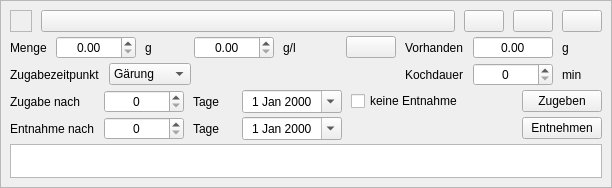
Qt form kleiner-brauhelfer/widgets/wdgweiterezutatgabe.ui (kleiner-brauhelfer/kleiner-brauhelfer-2) before a commit.
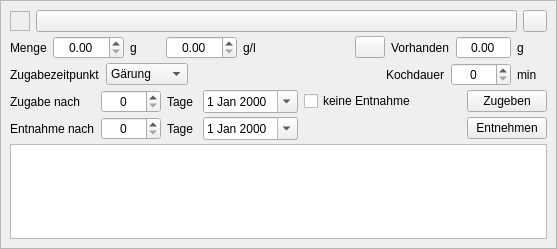
The same form after that commit. Icons and pictures are not drawn. Custom widgets are drawn as their Qt base class.

Diff of the .ui file:
```diff
--- a/kleiner-brauhelfer/widgets/wdgweiterezutatgabe.ui
+++ b/kleiner-brauhelfer/widgets/wdgweiterezutatgabe.ui
@@ -6,8 +6,8 @@
    <rect>
     <x>0</x>
     <y>0</y>
-    <width>612</width>
-    <height>188</height>
+    <width>557</width>
+    <height>249</height>
    </rect>
   </property>
   <property name="autoFillBackground">
@@ -41,20 +41,20 @@
       <item>
        <layout class="QHBoxLayout" name="horizontalLayout_7">
         <property name="spacing">
-         <number>9</number>
+         <number>6</number>
         </property>
         <item>
          <widget class="QFrame" name="frameColor">
           <property name="minimumSize">
            <size>
-            <width>22</width>
-            <height>22</height>
+            <width>20</width>
+            <height>20</height>
            </size>
           </property>
           <property name="maximumSize">
            <size>
-            <width>22</width>
-            <height>22</height>
+            <width>20</width>
+            <height>20</height>
            </size>
           </property>
           <property name="focusPolicy">
@@ -81,24 +81,26 @@
           </property>
          </widget>
         </item>
-        <item>
-         <widget class="QPushButton" name="btnNachOben">
-          <property name="icon">
-           <iconset resource="../images.qrc">
-            <normaloff>:/images/nach_oben.svg</normaloff>:/images/nach_oben.svg</iconset>
-          </property>
-         </widget>
-        </item>
-        <item>
-         <widget class="QPushButton" name="btnNachUnten">
-          <property name="icon">
-           <iconset resource="../images.qrc">
-            <normaloff>:/images/nach_unten.svg</normaloff>:/images/nach_unten.svg</iconset>
-          </property>
-         </widget>
-        </item>
         <item>
          <widget class="QPushButton" name="btnLoeschen">
+          <property name="sizePolicy">
+           <sizepolicy hsizetype="Fixed" vsizetype="Fixed">
+            <horstretch>0</horstretch>
+            <verstretch>0</verstretch>
+           </sizepolicy>
+          </property>
+          <property name="minimumSize">
+           <size>
+            <width>24</width>
+            <height>22</height>
+           </size>
+          </property>
+          <property name="maximumSize">
+           <size>
+            <width>24</width>
+            <height>22</height>
+           </size>
+          </property>
           <property name="toolTip">
            <string>&lt;html&gt;&lt;head/&gt;&lt;body&gt;&lt;p&gt;Mit diesem Button wird die Weitere Zutat links aus dem Rezept gelöscht.&lt;/p&gt;&lt;p&gt;&lt;span style=&quot; font-weight:600; color:#fc0107;&quot;&gt;Achtung: &lt;/span&gt;Dies kann nicht rückgängig gemacht werden, es sei denn man beendet das Programm und bestätigt dabei, dass alle Änderungen der Sitzung verworfen werden. Die Zutat bleibt in der Rohstoffliste erhalten.&lt;br/&gt;&lt;/p&gt;&lt;/body&gt;&lt;/html&gt;</string>
           </property>
@@ -106,6 +108,12 @@
            <iconset resource="../images.qrc">
             <normaloff>:/images/close_button.svg</normaloff>:/images/close_button.svg</iconset>
           </property>
+          <property name="iconSize">
+           <size>
+            <width>25</width>
+            <height>16</height>
+           </size>
+          </property>
          </widget>
         </item>
        </layout>
@@ -113,7 +121,7 @@
       <item>
        <layout class="QHBoxLayout" name="horizontalLayout_8">
         <property name="spacing">
-         <number>9</number>
+         <number>6</number>
         </property>
         <item>
          <widget class="QLabel" name="label_3">
@@ -126,7 +134,7 @@
          <widget class="DoubleSpinBox" name="tbMengeTotal">
           <property name="minimumSize">
            <size>
-            <width>80</width>
+            <width>50</width>
             <height>0</height>
            </size>
           </property>
@@ -154,7 +162,7 @@
          <widget class="QLabel" name="lblEinheit">
           <property name="minimumSize">
            <size>
-            <width>40</width>
+            <width>30</width>
             <height>0</height>
            </size>
           </property>
@@ -167,7 +175,7 @@
          <widget class="DoubleSpinBox" name="tbMenge">
           <property name="minimumSize">
            <size>
-            <width>80</width>
+            <width>60</width>
             <height>0</height>
            </size>
           </property>
@@ -195,7 +203,7 @@
          <widget class="QLabel" name="lblEinheitProLiter">
           <property name="minimumSize">
            <size>
-            <width>40</width>
+            <width>30</width>
             <height>0</height>
            </size>
           </property>
@@ -221,14 +229,14 @@
          <widget class="QPushButton" name="btnAufbrauchen">
           <property name="minimumSize">
            <size>
-            <width>50</width>
-            <height>0</height>
+            <width>30</width>
+            <height>22</height>
            </size>
           </property>
           <property name="maximumSize">
            <size>
-            <width>50</width>
-            <height>16777215</height>
+            <width>30</width>
+            <height>22</height>
            </size>
           </property>
           <property name="toolTip">
@@ -251,7 +259,7 @@
          <widget class="DoubleSpinBox" name="tbVorhanden">
           <property name="minimumSize">
            <size>
-            <width>80</width>
+            <width>50</width>
             <height>0</height>
            </size>
           </property>
@@ -279,7 +287,7 @@
          <widget class="QLabel" name="lblEinheit2">
           <property name="minimumSize">
            <size>
-            <width>40</width>
+            <width>30</width>
             <height>0</height>
            </size>
           </property>
@@ -294,7 +302,7 @@
        <widget class="QWidget" name="wdgZugabezeitpunkt" native="true">
         <layout class="QHBoxLayout" name="horizontalLayout_9">
          <property name="spacing">
-          <number>9</number>
+          <number>6</number>
          </property>
          <property name="leftMargin">
           <number>0</number>
@@ -354,7 +362,7 @@
           <widget class="QWidget" name="wdgKochdauer" native="true">
            <layout class="QHBoxLayout" name="horizontalLayout">
             <property name="spacing">
-             <number>9</number>
+             <number>6</number>
             </property>
             <property name="leftMargin">
              <number>0</number>
@@ -379,7 +387,7 @@
              <widget class="SpinBox" name="tbDauerMin">
               <property name="minimumSize">
                <size>
-                <width>80</width>
+                <width>60</width>
                 <height>0</height>
                </size>
               </property>
@@ -398,7 +406,7 @@
              <widget class="QLabel" name="label_5">
               <property name="minimumSize">
                <size>
-                <width>40</width>
+                <width>30</width>
                 <height>0</height>
                </size>
               </property>
@@ -429,7 +437,7 @@
           <number>0</number>
          </property>
          <property name="horizontalSpacing">
-          <number>9</number>
+          <number>6</number>
          </property>
          <property name="verticalSpacing">
           <number>4</number>
@@ -455,7 +463,7 @@
           <widget class="SpinBox" name="tbDauerTage">
            <property name="minimumSize">
             <size>
-             <width>80</width>
+             <width>60</width>
              <height>0</height>
             </size>
            </property>
@@ -471,7 +479,7 @@
           <widget class="SpinBox" name="tbZugabeNach">
            <property name="minimumSize">
             <size>
-             <width>80</width>
+             <width>60</width>
              <height>0</height>
             </size>
            </property>
@@ -485,18 +493,9 @@
          </item>
          <item row="0" column="3">
           <widget class="DateEdit" name="tbDatumVon">
-           <property name="minimumSize">
-            <size>
-             <width>100</width>
-             <height>0</height>
-            </size>
-           </property>
            <property name="toolTip">
             <string>&lt;html&gt;&lt;head/&gt;&lt;body&gt;&lt;p&gt;Hier definiert der Kleine Brauhelfer das &lt;span style=&quot; font-weight:600;&quot;&gt;Zugabedatum&lt;/span&gt; der Zugabe, abhängig vom gewählten Zugabezeitpunkt.&lt;/p&gt;&lt;/body&gt;&lt;/html&gt;</string>
            </property>
-           <property name="alignment">
-            <set>Qt::AlignCenter</set>
-           </property>
            <property name="calendarPopup">
             <bool>true</bool>
            </property>
@@ -506,7 +505,7 @@
           <widget class="QLabel" name="lblDauerTage">
            <property name="minimumSize">
             <size>
-             <width>40</width>
+             <width>30</width>
              <height>0</height>
             </size>
            </property>
@@ -519,7 +518,7 @@
           <widget class="QLabel" name="label_7">
            <property name="minimumSize">
             <size>
-             <width>40</width>
+             <width>30</width>
              <height>0</height>
             </size>
            </property>
@@ -543,18 +542,9 @@
          </item>
          <item row="1" column="3">
           <widget class="DateEdit" name="tbDatumBis">
-           <property name="minimumSize">
-            <size>
-             <width>100</width>
-             <height>0</height>
-            </size>
-           </property>
            <property name="toolTip">
             <string>&lt;html&gt;&lt;head/&gt;&lt;body&gt;&lt;p&gt;Hier definiert der Kleine Brauhelfer das &lt;span style=&quot; font-weight:600;&quot;&gt;Entnahmedatum&lt;/span&gt; der Zugabe, abhängig vom gewählten Entnahmezeitpunkt.&lt;/p&gt;&lt;/body&gt;&lt;/html&gt;</string>
            </property>
-           <property name="alignment">
-            <set>Qt::AlignCenter</set>
-           </property>
            <property name="calendarPopup">
             <bool>true</bool>
            </property>
@@ -614,21 +604,21 @@
    <extends>QDoubleSpinBox</extends>
    <header>widgets/doublespinbox.h</header>
   </customwidget>
-  <customwidget>
-   <class>DateEdit</class>
-   <extends>QDateEdit</extends>
-   <header>widgets/dateedit.h</header>
-  </customwidget>
-  <customwidget>
-   <class>SpinBox</class>
-   <extends>QSpinBox</extends>
-   <header>widgets/spinbox.h</header>
-  </customwidget>
   <customwidget>
    <class>ComboBox</class>
    <extends>QComboBox</extends>
    <header>widgets/combobox.h</header>
   </customwidget>
+  <customwidget>
+   <class>SpinBox</class>
+   <extends>QSpinBox</extends>
+   <header>widgets/spinbox.h</header>
+  </customwidget>
+  <customwidget>
+   <class>DateEdit</class>
+   <extends>QDateEdit</extends>
+   <header>widgets/dateedit.h</header>
+  </customwidget>
  </customwidgets>
  <tabstops>
   <tabstop>btnLoeschen</tabstop>
```
Left out of the diff: 2 changed lines with no effect on the pictures.
